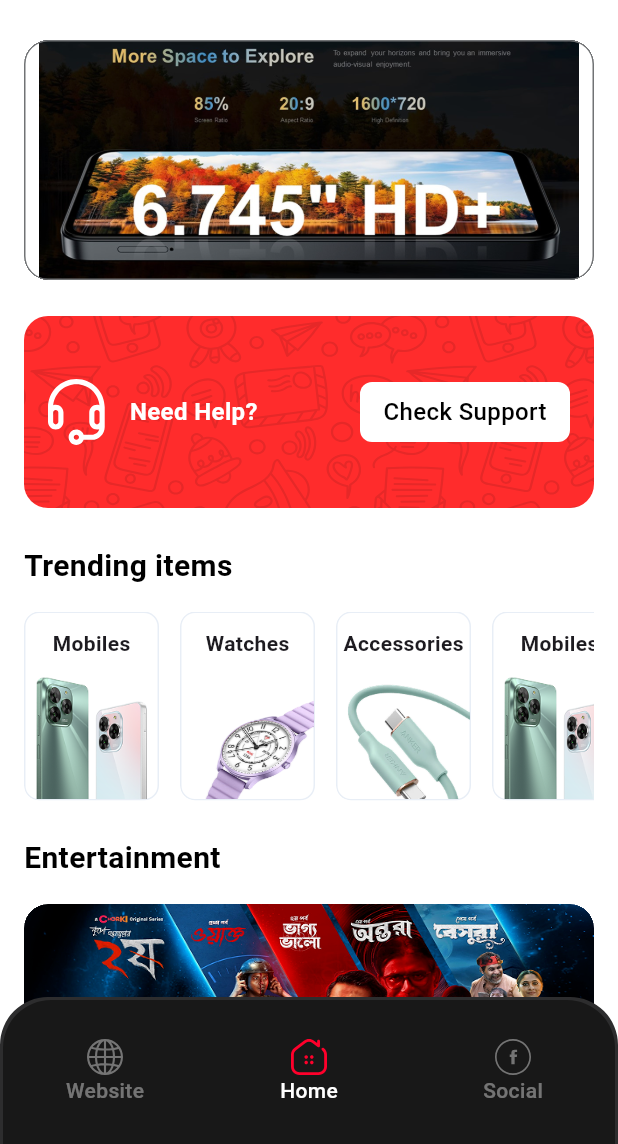
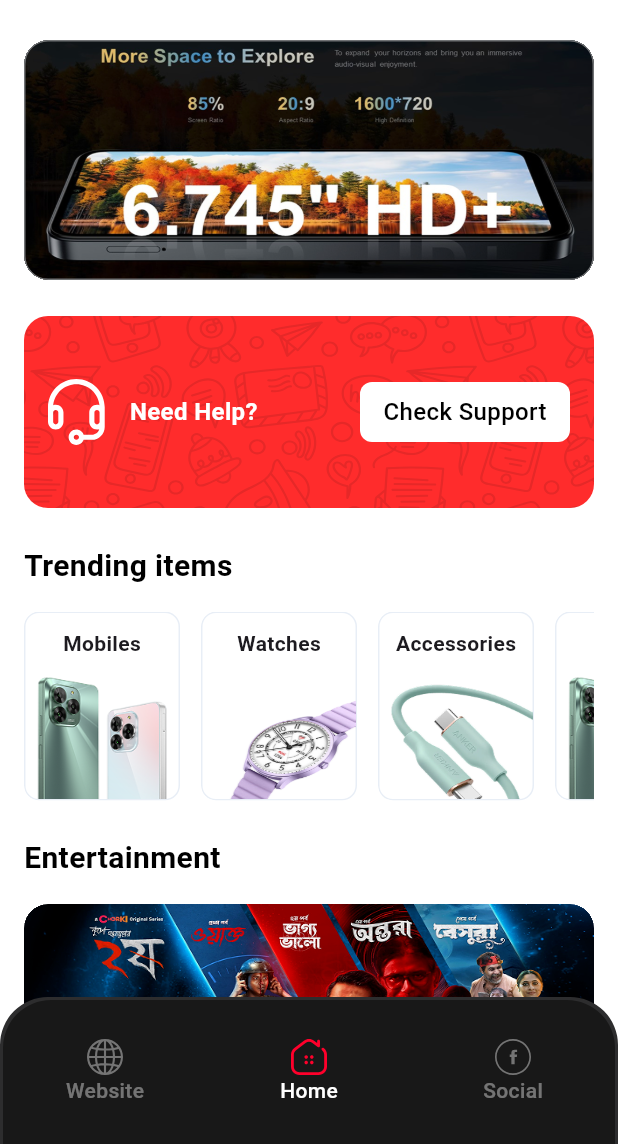
Before and after one commit to atiqrs/symphony_app, a Flutter app: the screen it shows after launch, on a phone screen of 412 x 824 dp, the part 92-1236 px from its top. Run offline on Flutter 3.47's test engine with Material 3 defaults, Android fonts, the phone set to English and light mode, and no system bars; our stand-ins replace cached_network_image, flutter_svg.

Commit message:
fix trending pixel alignment

```diff
--- a/lib/src/features/home_screen/home_screen.dart
+++ b/lib/src/features/home_screen/home_screen.dart
@@ -65,7 +65,7 @@ class _HomeScreenState extends State<HomeScreen> {
                 width: double.infinity,
                 borderRadius: AppDimens.radius16,
                 borderWidth: AppDimens.spacing1,
-                fit: BoxFit.contain,
+                fit: BoxFit.fill,
               ),
               SizedBox(height: AppDimens.spacing24),
 
--- a/lib/src/features/home_screen/widgets/portrait_trending_card_widget.dart
+++ b/lib/src/features/home_screen/widgets/portrait_trending_card_widget.dart
@@ -9,8 +9,9 @@ Widget portraitTrendingCard({required TrendingItemModel item}) {
     borderRadius: BorderRadius.circular(AppDimens.radius10),
     child: Row(
       children: [
-        Expanded(
-          child: Container(
+        Container(
+          height: AppDimens.height126,
+          width: AppDimens.width104,
           decoration: BoxDecoration(
             borderRadius: BorderRadius.circular(AppDimens.radius10),
             border: Border.all(color: AppColors.borderWhiteColor, width: AppDimens.spacing1),
@@ -29,7 +30,6 @@ Widget portraitTrendingCard({required TrendingItemModel item}) {
             ],
           ),
         ),
-        ),
         SizedBox(width: AppDimens.spacing14),
       ],
     ),
--- a/lib/src/features/home_screen/widgets/trending_list_widget.dart
+++ b/lib/src/features/home_screen/widgets/trending_list_widget.dart
@@ -32,11 +32,7 @@ class TrendingItemsWidget extends StatelessWidget {
             scrollDirection: Axis.horizontal,
             itemCount: trendingModel.items.length,
             itemBuilder: (context, index) {
-              return SizedBox(
-                height: AppDimens.height126,
-                width: AppDimens.width104,
-                child: portraitTrendingCard(item: trendingModel.items[index]),
-              );
+              return portraitTrendingCard(item: trendingModel.items[index]);
             },
           ),
         ),
```
Lines whose indentation alone changed are shown as unchanged.
